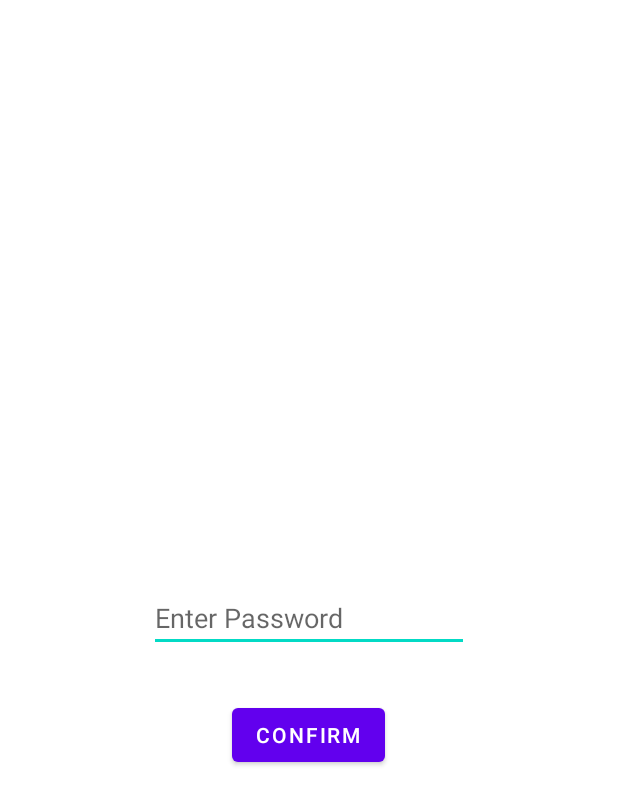
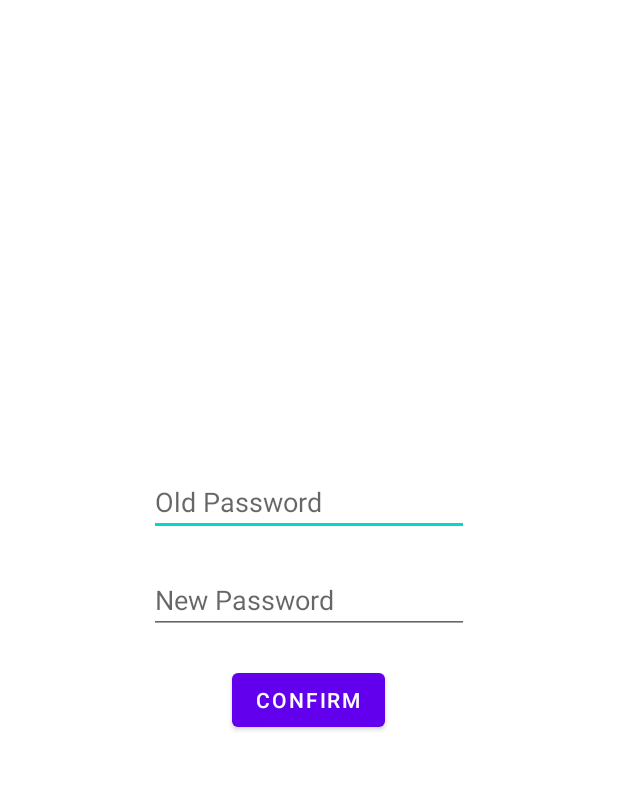
Before and after one commit to Pirat1257/ePassport-for-Android-OS, an Android app: the layout activity_change_pass.xml on its own in the app's theme, with its tools: preview values and no code run, on a phone screen of 412 x 824 dp. Shown: the top 805 px of the screen. Run offline under Robolectric (Android 15) with nearby library versions, the phone set to English and light mode, and no system bars.

Commit message:
Обновление пароля
Обновление пароля будет закончено после утверждения содержимого таблиц

```diff
--- a/app/src/main/AndroidManifest.xml
+++ b/app/src/main/AndroidManifest.xml
@@ -14,7 +14,8 @@
         android:roundIcon="@mipmap/ic_launcher_round"
         android:supportsRtl="true"
         android:theme="@style/Theme.EPassport">
-        <activity android:name=".MenuActivity"></activity>
+        <activity android:name=".ChangePassActivity"></activity>
+        <activity android:name=".MenuActivity" />
         <activity android:name=".ReaderConnectActivity" />
         <activity android:name=".MainActivity">
             <intent-filter>
--- a/app/src/main/java/com/example/epassport/ReaderConnectActivity.java
+++ b/app/src/main/java/com/example/epassport/ReaderConnectActivity.java
@@ -84,7 +84,7 @@ public class ReaderConnectActivity extends AppCompatActivity {
             } catch (IOException e) {
                 e.printStackTrace();
             }
-            return "Nothing";
+            return "No one answered";
         }
 
         @Override
--- a/app/src/main/res/layout/activity_main.xml
+++ b/app/src/main/res/layout/activity_change_pass.xml
@@ -4,30 +4,44 @@
     xmlns:tools="http://schemas.android.com/tools"
     android:layout_width="match_parent"
     android:layout_height="match_parent"
-    tools:context=".MainActivity">
+    tools:context=".ChangePassActivity">
 
     <EditText
-        android:id="@+id/pass_editText"
+        android:id="@+id/oldPassEditText"
         android:layout_width="wrap_content"
         android:layout_height="wrap_content"
+        android:autofillHints=""
         android:ems="10"
-        android:hint="@string/enter_password"
-        android:inputType="textPassword"
+        android:hint="@string/old_password"
+        android:inputType="textPersonName"
         app:layout_constraintBottom_toBottomOf="parent"
         app:layout_constraintEnd_toEndOf="parent"
         app:layout_constraintStart_toStartOf="parent"
         app:layout_constraintTop_toTopOf="parent"
-        android:autofillHints="" />
+        app:layout_constraintVertical_bias="0.401" />
+
+    <EditText
+        android:id="@+id/newPassEditText"
+        android:layout_width="wrap_content"
+        android:layout_height="wrap_content"
+        android:layout_marginTop="20dp"
+        android:autofillHints=""
+        android:ems="10"
+        android:hint="@string/new_password"
+        android:inputType="textPersonName"
+        app:layout_constraintEnd_toEndOf="parent"
+        app:layout_constraintStart_toStartOf="parent"
+        app:layout_constraintTop_toBottomOf="@+id/oldPassEditText" />
 
     <Button
-        android:id="@+id/confirm_pass_button"
+        android:id="@+id/confirmNewPassButton"
         android:layout_width="wrap_content"
         android:layout_height="wrap_content"
+        android:layout_marginTop="20dp"
         android:text="@string/confirm"
-        app:layout_constraintBottom_toBottomOf="parent"
         app:layout_constraintEnd_toEndOf="parent"
         app:layout_constraintHorizontal_bias="0.498"
         app:layout_constraintStart_toStartOf="parent"
-        app:layout_constraintTop_toBottomOf="@+id/pass_editText"
-        app:layout_constraintVertical_bias="0.092" />
+        app:layout_constraintTop_toBottomOf="@+id/newPassEditText" />
+
 </androidx.constraintlayout.widget.ConstraintLayout>
--- a/app/src/main/res/values/strings.xml
+++ b/app/src/main/res/values/strings.xml
@@ -18,4 +18,6 @@
     <string name="date_of_expiry">Date of expiry</string>
     <string name="faceshot">Faceshot</string>
     <string name="given_names">Given names</string>
+    <string name="old_password">Old Password</string>
+    <string name="new_password">New Password</string>
 </resources>
```
Also changed, not shown: app/src/main/java/com/example/epassport/ChangePassActivity.java (added, +119 -0 lines), app/src/main/java/com/example/epassport/MenuActivity.java (+34 -46 lines).
